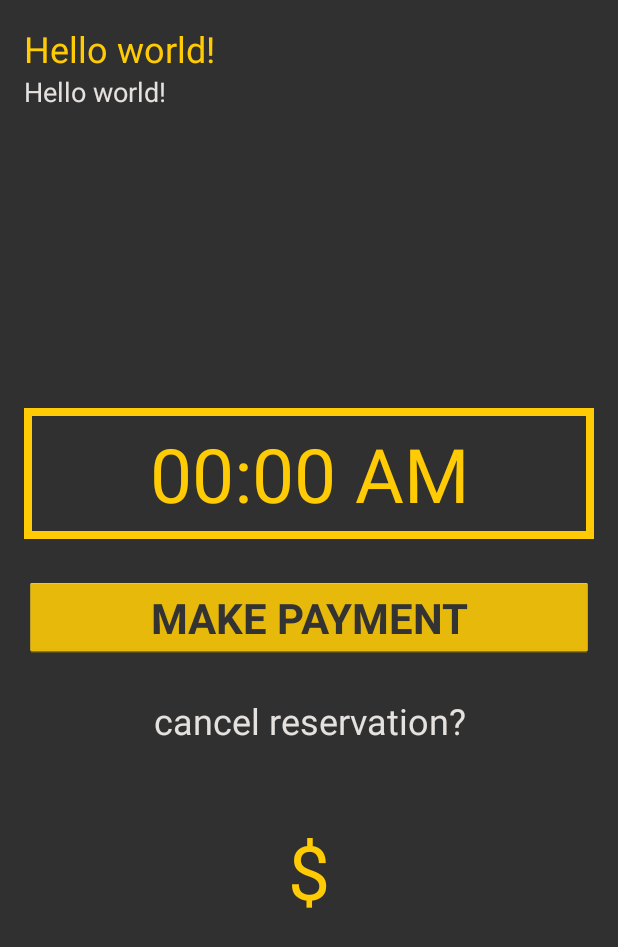
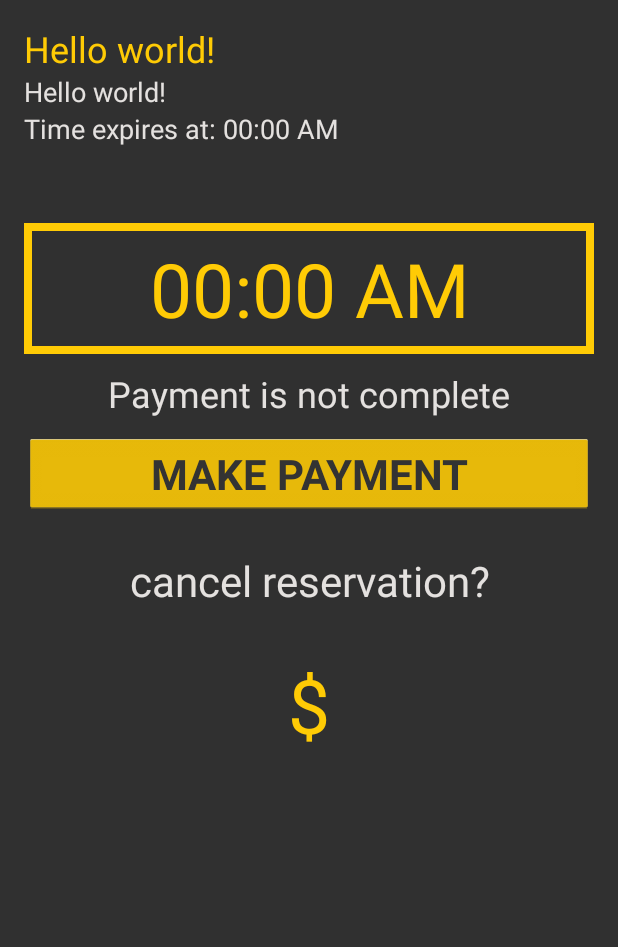
Before and after one commit to ajpodell/ParkAndPay, an Android app: the layout activity_pay.xml on its own in the app's theme, with its tools: preview values and no code run, on a phone screen of 412 x 824 dp. Shown: the top 947 px of the screen. Run offline under Robolectric (Android 15) with nearby library versions, the phone set to English and light mode, and no system bars.

Commit message:
Updated the layout of the payment screen.  Now tells users when they have not paid yet. Also fixed the calendar so it displays the most recently selected time

```diff
--- a/app/src/main/res/layout/activity_pay.xml
+++ b/app/src/main/res/layout/activity_pay.xml
@@ -18,11 +18,22 @@
         android:textSize="24sp" />
 
     <TextView
-        android:text="@string/hello_world"
+    android:text="@string/hello_world"
+    android:layout_width="match_parent"
+    android:layout_height="wrap_content"
+    android:id="@+id/date_text"
+    android:layout_below="@+id/spot_num_text"
+    android:layout_alignParentLeft="true"
+    android:layout_alignParentStart="true"
+    android:textSize="18sp"
+    android:textColor="@color/observatory_white" />
+
+    <TextView
+        android:text="Time expires at: 00:00 AM"
         android:layout_width="match_parent"
         android:layout_height="wrap_content"
-        android:id="@+id/date_text"
-        android:layout_below="@+id/spot_num_text"
+        android:id="@+id/expiration_time"
+        android:layout_below="@+id/date_text"
         android:layout_alignParentLeft="true"
         android:layout_alignParentStart="true"
         android:textSize="18sp"
@@ -35,12 +46,22 @@
         android:layout_width="match_parent"
         android:layout_height="wrap_content"
         android:id="@+id/time_remaining_text"
-        android:layout_above="@+id/availSpotsListView"
-        android:layout_marginBottom="25dp"
+        android:layout_marginTop="75dp"
+        android:layout_below="@+id/date_text"
+        android:layout_marginBottom="10dp"
         android:textSize="50sp"
-        android:layout_alignParentTop="false"
-        android:gravity="center_vertical|center|center_horizontal"
+        android:gravity="center_horizontal"
         android:background="@drawable/time_border" />
+
+    <TextView
+        android:layout_width="wrap_content"
+        android:layout_height="wrap_content"
+        android:text="Payment is not complete"
+        android:id="@+id/incompletePayment"
+        android:layout_below="@+id/time_remaining_text"
+        android:layout_centerHorizontal="true"
+        android:textSize="24sp"
+        android:textColor="@color/observatory_white"/>
 
     <Button
         android:layout_width="match_parent"
@@ -49,10 +70,10 @@
         android:id="@+id/availSpotsListView"
         android:onClick="onClickPay"
         android:layout_centerVertical="true"
-        android:layout_alignParentRight="true"
-        android:layout_alignParentEnd="true"
+        android:layout_marginTop="10dp"
         android:textSize="28sp"
-        android:textStyle="bold" />
+        android:textStyle="bold"
+        android:layout_below="@+id/incompletePayment"/>
 
     <TextView
         android:layout_width="match_parent"
@@ -64,7 +85,7 @@
         android:textColor="@color/observatory_white"
         android:layout_below="@+id/availSpotsListView"
         android:paddingTop="25dp"
-        android:textSize="24sp"
+        android:textSize="28sp"
         android:textIsSelectable="true" />
 
     <TextView
@@ -74,7 +95,7 @@
         android:id="@+id/cost"
         android:layout_below="@+id/resetSpotButton"
         android:layout_centerHorizontal="true"
-        android:layout_marginTop="50dp"
+        android:layout_marginTop="30dp"
         android:textSize="50sp"/>
 
 </RelativeLayout>
```
Also changed, not shown: app/src/main/java/com/parkandpay/aaron/parkandpay/PayActivity.java (+27 -7 lines).
